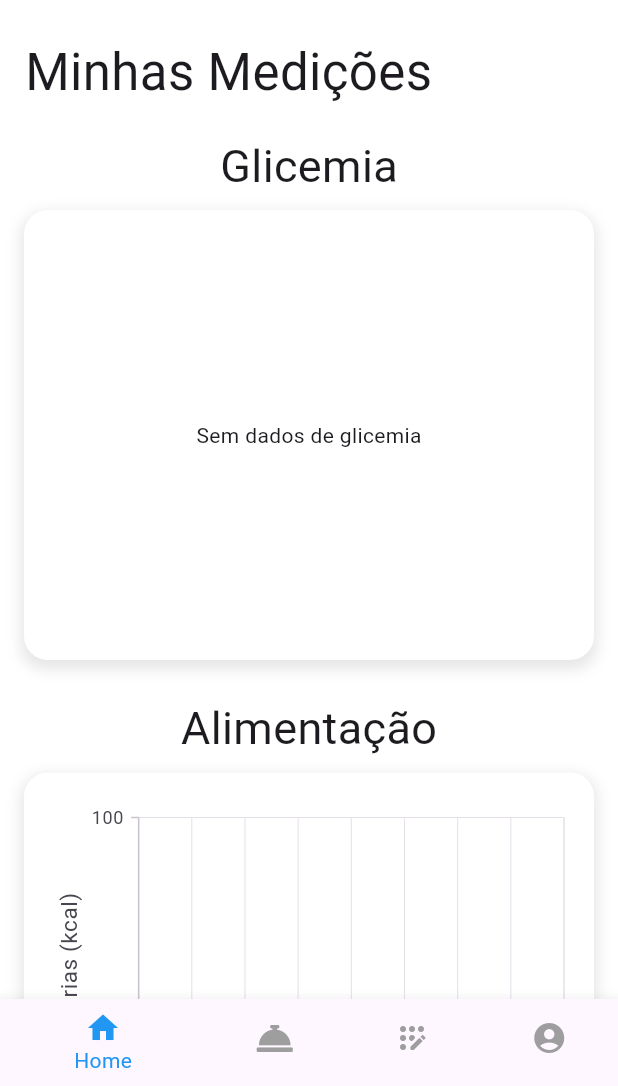
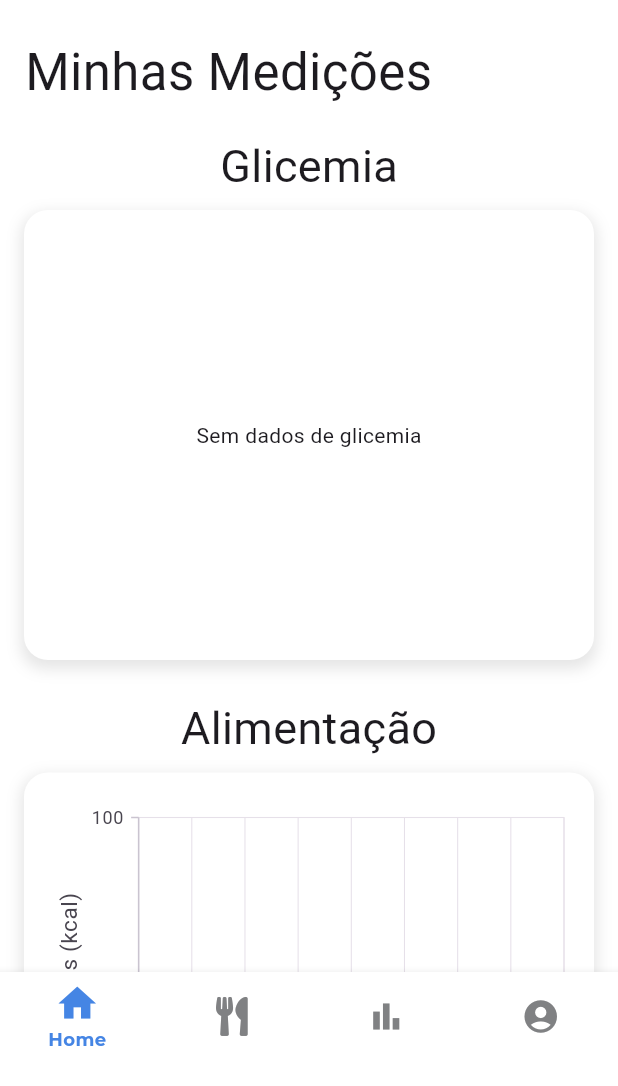
Before and after one commit to AugustoH22/glicometrics, a Flutter app: the screen it shows once a user with an empty profile is signed in, on a phone screen of 412 x 824 dp, the part 150-1236 px from its top. Run offline on Flutter 3.47's test engine with Material 3 defaults, Android fonts, the phone set to English and light mode, and no system bars; our stand-ins replace cloud_firestore, firebase_auth, firebase_core, fl_chart, flutter_gemini, flutter_signin_button and 4 more; accounts and stored records are empty; Roboto replaces fonts that are missing (Cookie).

Commit message:
Atualização da Barra de Navegação

```diff
--- a/lib/main.dart
+++ b/lib/main.dart
@@ -19,19 +19,14 @@ void main() async {
   await Firebase.initializeApp(
     options: DefaultFirebaseOptions.currentPlatform,
   );
- await initializeDateFormatting('pt_BR', null);
+  await initializeDateFormatting('pt_BR', null);
 
-
-  Gemini.init(apiKey:  Env.apiKey);
+  Gemini.init(apiKey: Env.apiKey);
   runApp(const GlicoMetricsApp());
 }
 
-
 class GlicoMetricsApp extends StatelessWidget {
   const GlicoMetricsApp({super.key});
-
-
-
 
   @override
   Widget build(BuildContext context) {
@@ -111,29 +106,88 @@ class _MainScreenState extends State<MainScreen> with WidgetsBindingObserver {
         ],
       ),
       bottomNavigationBar: BottomNavigationBar(
-        backgroundColor: Colors.red,
-        selectedLabelStyle: GoogleFonts.cookie(),
-        items: const <BottomNavigationBarItem>[
+        type: BottomNavigationBarType.fixed,
+        backgroundColor: const Color.fromARGB(255, 255, 255, 255),
+        elevation: 5,
+        selectedLabelStyle: GoogleFonts.montserrat(fontSize: 12, fontWeight: FontWeight.bold),
+        unselectedLabelStyle: const TextStyle(fontSize: 0), // Esconde textos não selecionados
+        items: [
           BottomNavigationBarItem(
-            icon: Icon(Icons.home_sharp),
-            label: 'Home',
+            icon: const Icon(Icons.home_sharp, size: 30),
+            activeIcon: Column(
+              mainAxisSize: MainAxisSize.min,
+              children: [
+                const Icon(Icons.home_sharp, size: 30),
+                Text(
+                  'Home',
+                  style: GoogleFonts.montserrat(
+                    fontSize: 12,
+                    color: const Color.fromARGB(255, 69, 133, 228),
+                    fontWeight: FontWeight.bold,
+                  ),
+                ),
+              ],
+            ),
+            label: '',
           ),
           BottomNavigationBarItem(
-            icon: FaIcon(FontAwesomeIcons.conciergeBell),
-            label: 'Receitas',
+            icon: const FaIcon(FontAwesomeIcons.utensils, size: 26),
+            activeIcon: Column(
+              mainAxisSize: MainAxisSize.min,
+              children: [
+                const FaIcon(FontAwesomeIcons.utensils, size: 28),
+                Text(
+                  'Receitas',
+                  style: GoogleFonts.montserrat(
+                    fontSize: 12,
+                    color: const Color.fromARGB(255, 69, 133, 228),
+                    fontWeight: FontWeight.bold,
+                ),
+                ),
+              ],
+            ),
+            label: '',
           ),
           BottomNavigationBarItem(
-            icon: Icon(Icons.app_registration_rounded),
-            label: 'Registros',
+            icon: const Icon(Icons.bar_chart_outlined, size: 26),
+            activeIcon: Column(
+              mainAxisSize: MainAxisSize.min,
+              children: [
+                const Icon(Icons.bar_chart_outlined, size: 28),
+                Text(
+                  'Registros',
+                  style: GoogleFonts.montserrat(
+                    fontSize: 12,
+                    color: const Color.fromARGB(255, 69, 133, 228),
+                    fontWeight: FontWeight.bold,
+                ),
+                ),
+              ],
+            ),
+            label: '',
           ),
           BottomNavigationBarItem(
-            icon: Icon(Icons.account_circle_sharp),
-            label: 'Minha Conta',
+            icon: const Icon(Icons.account_circle_sharp, size: 26),
+            activeIcon: Column(
+              mainAxisSize: MainAxisSize.min,
+              children: [
+                const Icon(Icons.account_circle_rounded, size: 30),
+                Text(
+                  'Minha Conta',
+                  style: GoogleFonts.montserrat(
+                    fontSize: 12,
+                    color: const Color.fromARGB(255, 69, 133, 228),
+                    fontWeight: FontWeight.bold,
+                ),
+                ),
+              ],
+            ),
+            label: '',
           ),
         ],
         currentIndex: _selectedIndex,
-        selectedItemColor: Colors.blue,
-        unselectedItemColor: Colors.grey,
+        selectedItemColor: const Color.fromARGB(255, 69, 133, 228),
+        unselectedItemColor: const Color.fromARGB(255, 128, 129, 131),
         onTap: _onItemTapped,
       ),
     );
--- a/lib/tela_receita/tela_receita.dart
+++ b/lib/tela_receita/tela_receita.dart
@@ -190,7 +190,7 @@ class _ReceitaScreenState extends State<ReceitaScreen>
                       GestureDetector(
                         onTap: obterRecomendacao,
                         child: const Icon(
-                          Icons.published_with_changes_rounded,
+                          Icons.autorenew_sharp,
                           color: Colors.white,
                           size: 24,
                         ),
```
